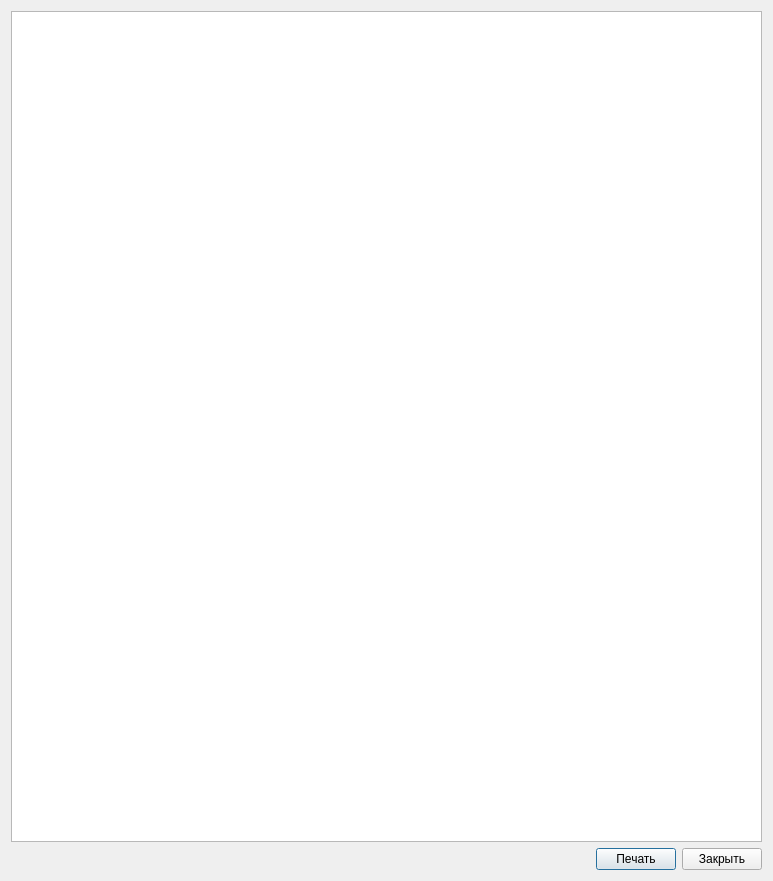
Old version of the form src/ReportDialog.ui in the repository m6v/sgp.
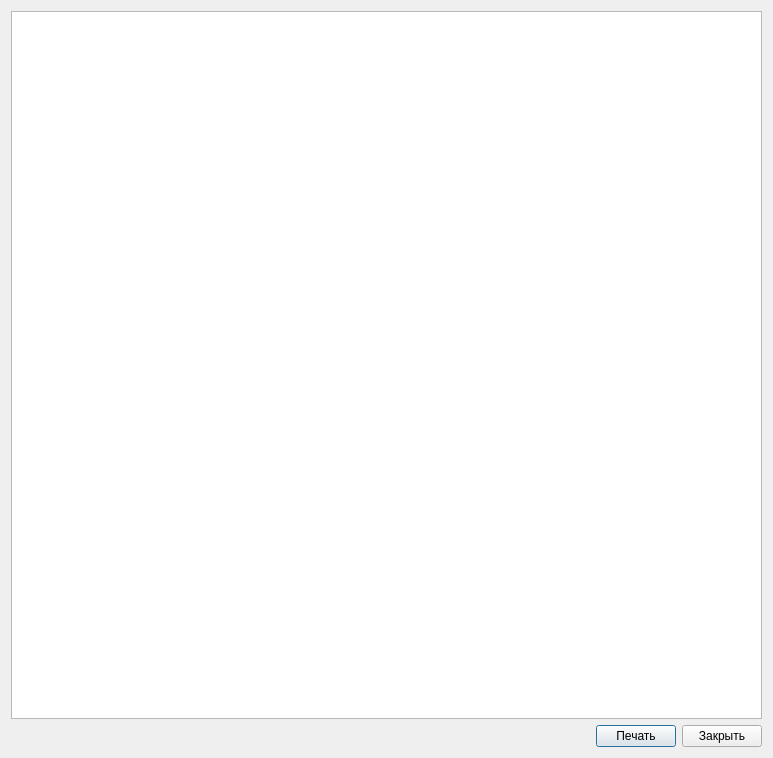
New version of the form. Icons and pictures are not drawn.

```diff
--- a/src/ReportDialog.ui
+++ b/src/ReportDialog.ui
@@ -7,7 +7,7 @@
     <x>0</x>
     <y>0</y>
     <width>773</width>
-    <height>881</height>
+    <height>758</height>
    </rect>
   </property>
   <property name="windowTitle">
@@ -24,8 +24,8 @@
       <string>&lt;!DOCTYPE HTML PUBLIC &quot;-//W3C//DTD HTML 4.0//EN&quot; &quot;http://www.w3.org/TR/REC-html40/strict.dtd&quot;&gt;
 &lt;html&gt;&lt;head&gt;&lt;meta name=&quot;qrichtext&quot; content=&quot;1&quot; /&gt;&lt;style type=&quot;text/css&quot;&gt;
 p, li { white-space: pre-wrap; }
-&lt;/style&gt;&lt;/head&gt;&lt;body style=&quot; font-family:'Sans Serif'; font-size:9pt; font-weight:400; font-style:normal;&quot;&gt;
-&lt;p style=&quot;-qt-paragraph-type:empty; margin-top:0px; margin-bottom:0px; margin-left:0px; margin-right:0px; -qt-block-indent:0; text-indent:0px;&quot;&gt;&lt;br /&gt;&lt;/p&gt;&lt;/body&gt;&lt;/html&gt;</string>
+&lt;/style&gt;&lt;/head&gt;&lt;body style=&quot; font-family:'Noto Sans'; font-size:9pt; font-weight:400; font-style:normal;&quot;&gt;
+&lt;p style=&quot;-qt-paragraph-type:empty; margin-top:0px; margin-bottom:0px; margin-left:0px; margin-right:0px; -qt-block-indent:0; text-indent:0px; font-family:'Sans Serif';&quot;&gt;&lt;br /&gt;&lt;/p&gt;&lt;/body&gt;&lt;/html&gt;</string>
      </property>
     </widget>
    </item>
```
Left out of the diff: 4 changed lines with no effect on the pictures.
